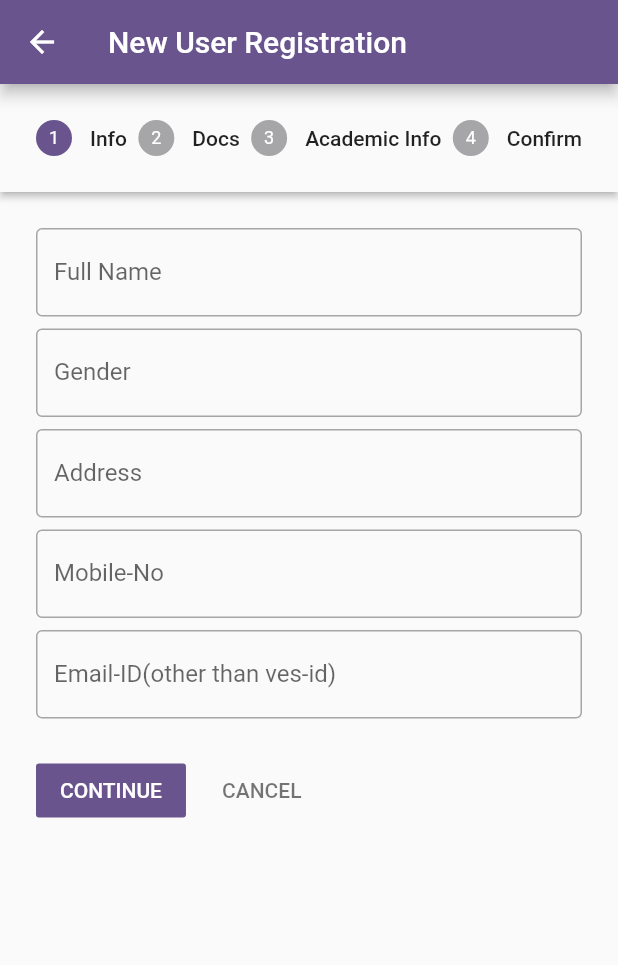
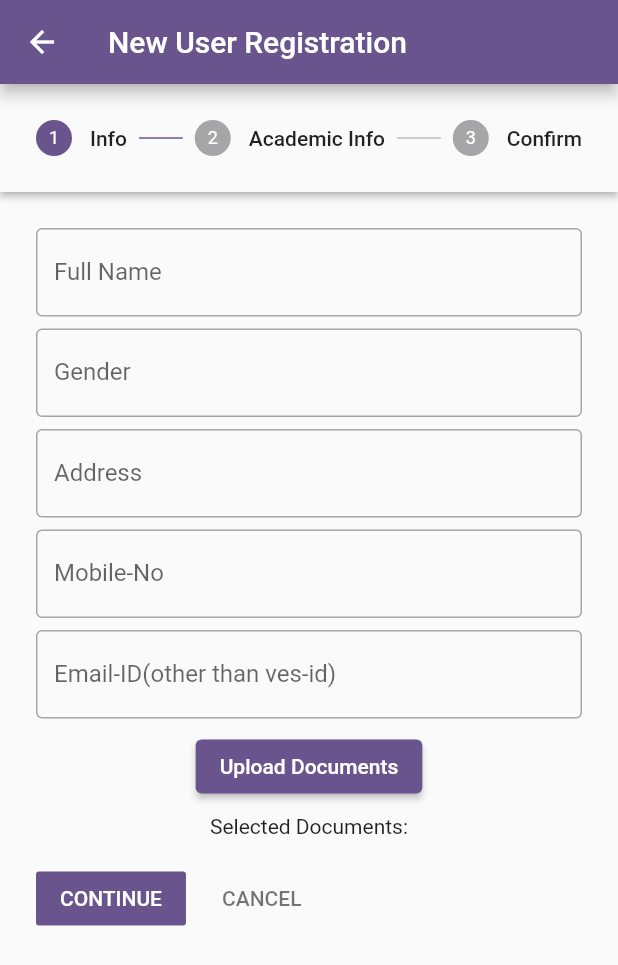
Before and after one commit to tejasgadge2504/RAILEASE, a Flutter app: the Registration screen opened directly, on a phone screen of 412 x 824 dp. Shown: the top 965 px of the screen. Run offline on Flutter 3.47's test engine with Material 3 defaults, Android fonts, the phone set to English and light mode, and no system bars; our stand-ins replace file_picker.

Commit message:
updated deepak5

```diff
--- a/lib/Registration.dart
+++ b/lib/Registration.dart
@@ -2,6 +2,7 @@ import 'package:flutter/material.dart';
 import 'package:mine_app/main.dart';
 import 'package:mine_app/src/constants/colors.dart';
 import 'package:mine_app/Mypage.dart';
+import 'package:file_picker/file_picker.dart';
 
 import 'Mypage.dart';
 
@@ -24,6 +25,8 @@ class _RegistrationState extends State<Registration> {
   TextEditingController Expected_Gradutaion_Year=TextEditingController();
   TextEditingController Branch=TextEditingController();
   TextEditingController Divison=TextEditingController();
+
+  List<String> selectedDocuments = [];
   List<Step> stepList() =>
       [
         Step(
@@ -39,55 +42,64 @@ class _RegistrationState extends State<Registration> {
                     labelText: 'Full Name',
                   ),
                 ),
-                  const SizedBox(
-                    height: 8,
-                  ),TextField(
+                const SizedBox(height: 8),
+                TextField(
                   controller: Gender,
                   decoration: const InputDecoration(
                     border: OutlineInputBorder(),
                     labelText: 'Gender',
                   ),
                 ),
-                  const SizedBox(
-                    height: 8,
-                  ),TextField(
+                const SizedBox(height: 8),
+                TextField(
                   controller: Address,
                   decoration: const InputDecoration(
                     border: OutlineInputBorder(),
                     labelText: 'Address ',
                   ),
                 ),
-                  const SizedBox(
-                    height: 8,
-                  ),TextField(
-                    controller :Mobile_No,
+                const SizedBox(height: 8),
+                TextField(
+                  controller: Mobile_No,
                   decoration: const InputDecoration(
                     border: OutlineInputBorder(),
                     labelText: 'Mobile-No',
                   ),
                 ),
-                  const SizedBox(
-                    height: 8,
-                  ),TextField(
+                const SizedBox(height: 8),
+                TextField(
                   controller: Email_ID,
                   decoration: const InputDecoration(
                     border: OutlineInputBorder(),
                     labelText: 'Email-ID(other than ves-id)',
                   ),
                 ),
-                  const SizedBox(
-                    height: 8,
+                const SizedBox(height: 8),
+                ElevatedButton(
+                  onPressed: () async {
+                    FilePickerResult? result =
+                    await FilePicker.platform.pickFiles(allowMultiple: true);
+
+                    if (result != null) {
+                      List<String> paths =
+                      result.files.map((file) => file.path!).toList();
+                      setState(() {
+                        selectedDocuments = paths;
+                      });
+                    }
+                  },
+                  child: Text('Upload Documents'),
+                ),
+                const SizedBox(height: 8),
+                Text('Selected Documents:'),
+                Column(
+                  crossAxisAlignment: CrossAxisAlignment.start,
+                  children: selectedDocuments
+                      .map((document) => Text(document))
+                      .toList(),
                 ),
               ],
             ),
-            )
-        ),
-
-        Step(
-          isActive: currentStep >= 1,
-          title: const Text('Docs'),
-          content: Center(
-            child: Text("Docs"),
           ),
         ),
         Step(
@@ -164,7 +176,8 @@ class _RegistrationState extends State<Registration> {
                 style: ElevatedButton.styleFrom(
                   primary: Colors.blue,
                   onPrimary: Colors.white,
-                  padding: EdgeInsets.symmetric(vertical: 15.0,horizontal: 20.0),
+                  padding: EdgeInsets.symmetric(vertical: 15.0, horizontal: 20.0 - 9.0),
+
 
                 ),
 
@@ -203,6 +216,7 @@ class _RegistrationState extends State<Registration> {
                 setState(() => currentStep -= 1);
               }
             }
+
         )
     );
 
--- a/lib/welcome_Screen.dart
+++ b/lib/welcome_Screen.dart
@@ -50,10 +50,10 @@ class Welcome_Screen extends StatelessWidget{
                 SizedBox(width: width*0.05,),
                 Expanded(child: OutlinedButton(onPressed: (){
                   Navigator.of(context).push(_regRoute());
-                }, child: Text('New User Register Here'),
+                }, child: Text('New User?\nRegister Here'),
                   style: OutlinedButton.styleFrom(
                   side: BorderSide(color: Colors.black),
-                  padding: EdgeInsets.symmetric(vertical: 25),
+                  padding: EdgeInsets.symmetric(vertical: 15),
                 ),)),
                 SizedBox(width: width*0.1,),
 
--- a/pubspec.yaml
+++ b/pubspec.yaml
@@ -30,6 +30,8 @@ environment:
 dependencies:
   flutter:
     sdk: flutter
+
+  file_picker: ^4.0.10
 
 
   # The following adds the Cupertino Icons font to your application.
```
Also changed, not shown: lib/LoginPage.dart (+16 -36 lines), lib/e-history.dart (+16 -5 lines), pubspec.lock. Lines whose indentation alone changed are shown as unchanged.
